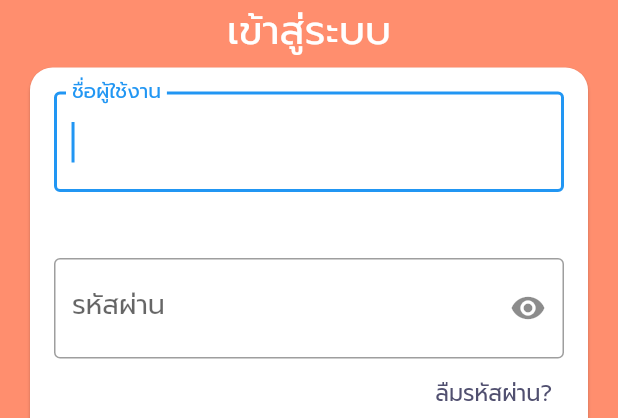
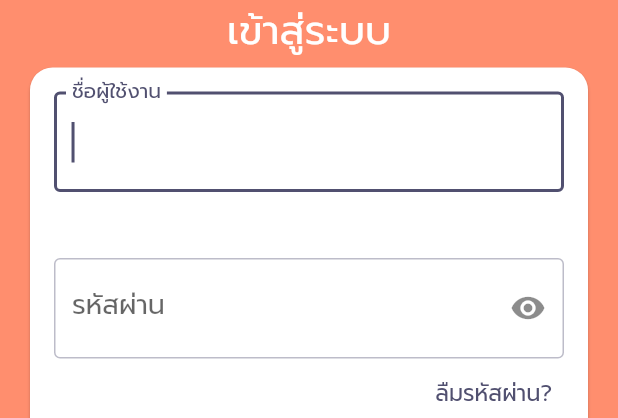
Before and after one commit to kumaru09/foodandbody, a Flutter app: the Login screen opened directly, on a phone screen of 412 x 824 dp, the part 168-586 px from its top. Run offline on Flutter 3.47's test engine with Material 2 defaults, Android fonts, the phone set to English and light mode, and no system bars; our stand-ins replace bloc, equatable, firebase_auth, firebase_core, flutter_bloc, formz and 1 more; missing offline and left inert: flow_builder, pedantic; accounts and stored records are empty; network calls fail; statements that could not run were skipped.

Commit message:
Add theme color

```diff
--- a/lib/theme.dart
+++ b/lib/theme.dart
@@ -1,7 +1,34 @@
 import 'package:flutter/material.dart';
 
-class AppTheme {
-  static ThemeData get themeData {
+//color
+const Color primaryColor = Color(0xFFFF8E6E);
+const Color primaryLight = Color(0xFFFFBB91);
+const Color primaryDark = Color(0xFFc85f42);
+const Color secondaryColor = Color(0xFF515070);
+const Color secondaryLight = Color(0xFF7E7C9F);
+const Color secondaryDark = Color(0xFF272845);
+const Color errorColor = Color(0xFFFF0000);
+const Color surfaceColor = Colors.white;
+const Color backgroundColor = Color(0xFFF6F6F6);
+const Color whiteColor = Colors.white;
+
+//color scheme
+const ColorScheme _appColorScheme = ColorScheme(
+  primary: secondaryColor,
+  primaryVariant: primaryDark,
+  secondary: secondaryColor,
+  secondaryVariant: secondaryDark,
+  surface: surfaceColor,
+  background: backgroundColor,
+  error: errorColor,
+  onPrimary: whiteColor,
+  onSecondary: whiteColor,
+  onSurface: secondaryColor,
+  onBackground: secondaryColor,
+  onError: whiteColor,
+  brightness: Brightness.light,
+);
+
 //text theme
 const TextTheme textTheme = TextTheme(
   headline3: TextStyle(fontSize: 53, fontWeight: FontWeight.w300),
@@ -14,16 +41,40 @@ class AppTheme {
   bodyText2: TextStyle(fontSize: 15, fontWeight: FontWeight.w300),
   button: TextStyle(fontSize: 15, fontWeight: FontWeight.w400),
   caption: TextStyle(fontSize: 13, fontWeight: FontWeight.w300),
-        overline: TextStyle(fontSize: 11, fontWeight: FontWeight.w300));
+  overline: TextStyle(fontSize: 11, fontWeight: FontWeight.w300),
+);
 
+class AppTheme {
+  static ThemeData get themeData {
     return ThemeData(
       // Define text theme
       fontFamily: "Prompt",
       textTheme: textTheme,
 
       //define the default brightness and color
-        brightness: Brightness.light,
-        primaryColor: Color.fromRGBO(255, 142, 110, 1.0),
-        accentColor: Color.fromRGBO(81, 80, 112, 1.0));
+      colorScheme: _appColorScheme,
+      accentColor: secondaryColor,
+      primaryColor: primaryColor,
+      buttonColor: secondaryColor,
+      scaffoldBackgroundColor: backgroundColor,
+      cardColor: surfaceColor,
+      errorColor: errorColor,
+      indicatorColor: whiteColor,
+      // inputDecorationTheme: InputDecorationTheme(
+      //   focusedBorder: OutlineInputBorder(
+      //     borderSide: BorderSide(
+      //       width: 2.0,
+      //       color: secondaryColor,
+      //     ),
+      //   ),
+      //   border: OutlineInputBorder(),
+      // ),
+      buttonTheme: const ButtonThemeData(
+        colorScheme: _appColorScheme,
+        // textTheme: textTheme,
+      ),
+      // textSelectionColor: secondaryColor,
+      // cursorColor: secondaryColor ,
+    );
   }
 }
```
Lines whose indentation alone changed are shown as unchanged.
